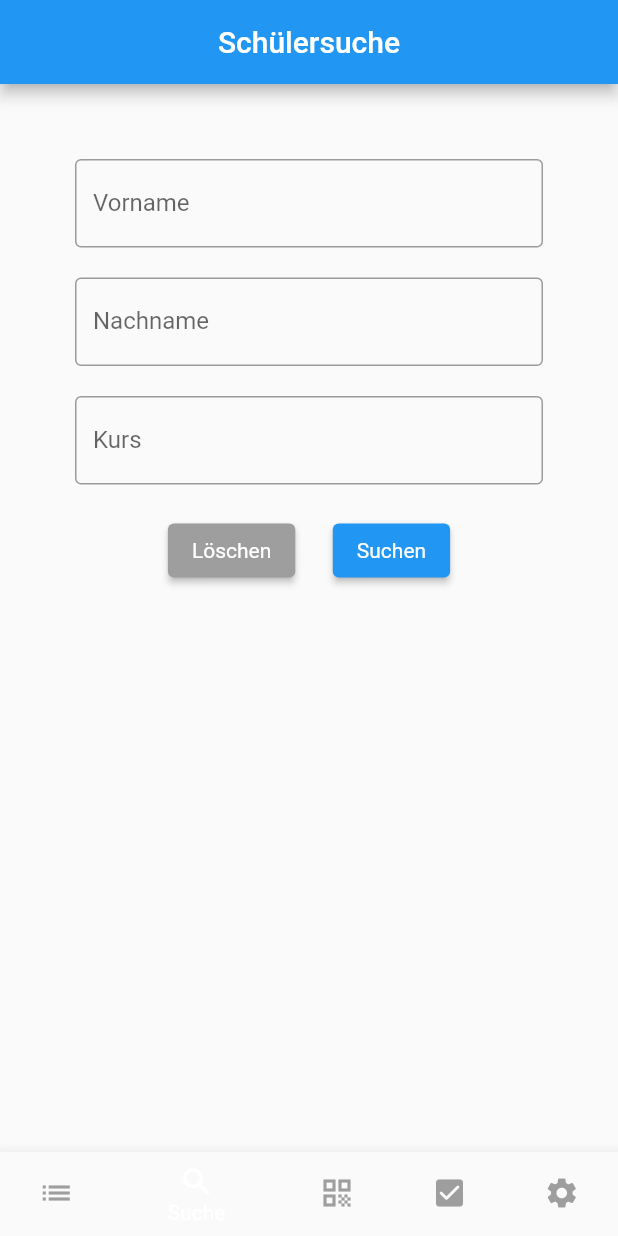
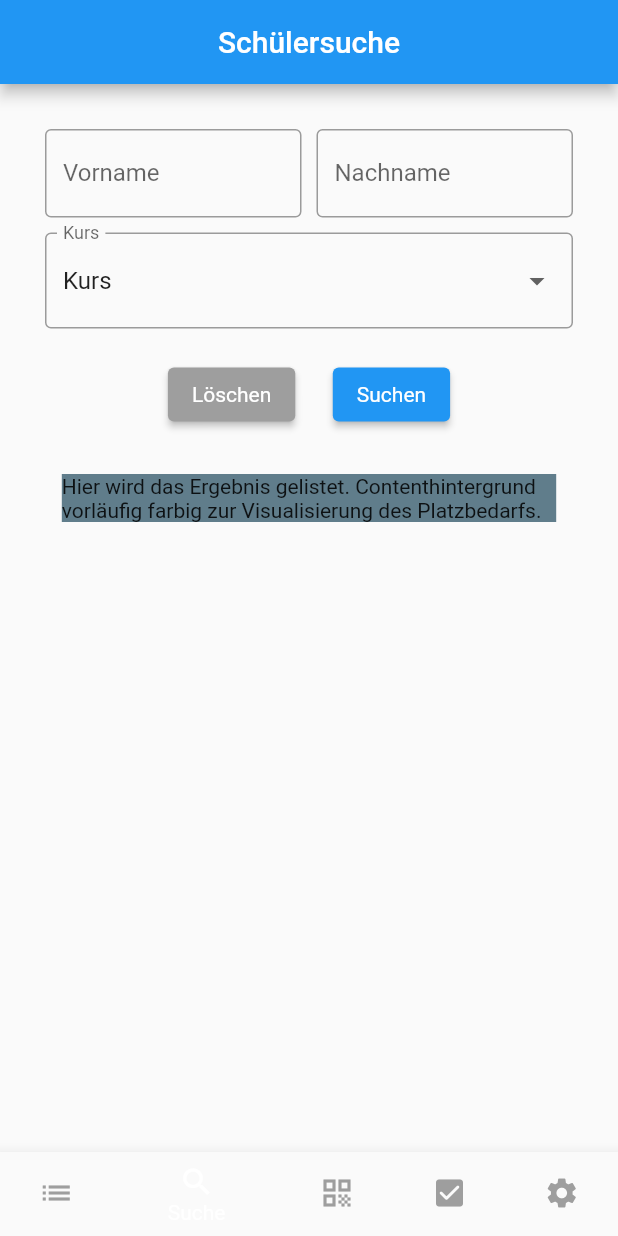
Before and after one commit to mofukommit/s-kursbiachle-flutter, a Flutter app: the screen it shows after launch, item 2 of the bottom bar chosen, on a phone screen of 412 x 824 dp. Run offline on Flutter 3.47's test engine with Material 2 defaults, Android fonts, the phone set to English and light mode, and no system bars; missing offline and left inert: image_picker_for_web, mobile_scanner; network calls fail; statements that could not run were skipped.

Commit message:
pupil searchform edited

```diff
--- a/lib/main.dart
+++ b/lib/main.dart
@@ -26,7 +26,7 @@ class MyApp extends StatelessWidget {
       // start app on page initialRoute
       initialRoute: '/',
       routes: <String, WidgetBuilder> {
-        "/search" : (BuildContext context) => Search(),
+        "/search" : (BuildContext context) => const Search(),
         "/course" : (BuildContext context) => const Course(),
         "/QrCodeScanner": (BuildContext context) => const QrCodeScanner(),
         "/closing" : (BuildContext context) => const Closing(),
--- a/lib/pages/course.dart
+++ b/lib/pages/course.dart
@@ -1,4 +1,5 @@
 import 'package:flutter/material.dart';
+
 import '../services/get_courses.dart';
 import '../services/json_courses.dart';
 
--- a/lib/pages/scanner.dart
+++ b/lib/pages/scanner.dart
@@ -57,7 +57,6 @@ class QrCodeScannerState extends State<QrCodeScanner>
                     dynamic result;
                     if (this.barcode != barcode.rawValue) {
                       this.barcode = barcode.rawValue;
-
                       try {
                         await controller.stop();
                         setState(() {
@@ -78,7 +77,6 @@ class QrCodeScannerState extends State<QrCodeScanner>
                       } on Exception catch (e) {
                         print(e);
                       }
-
                       print('${await result} #######################################');
                       if (await result == true) {
                         controller.start();
@@ -91,6 +89,7 @@ class QrCodeScannerState extends State<QrCodeScanner>
                 overlayColor: Colors.black.withOpacity(0.5),
               ),
               Column(
+                mainAxisAlignment: MainAxisAlignment.end,
                 children: [
                   Align(
                     alignment: Alignment.bottomCenter,
--- a/lib/pages/search.dart
+++ b/lib/pages/search.dart
@@ -8,12 +8,19 @@ class Search extends StatefulWidget {
 }
 
 class SearchState extends State<Search> {
-  @override
-  void initState() {
-    super.initState();
+  final _formKey = GlobalKey<FormState>();
+
+  //Dropdownmenü
+  String selectedValue = "Kurs";
+  List<DropdownMenuItem<String>> get dropdownItems{
+    List<DropdownMenuItem<String>> menuItems = [
+      const DropdownMenuItem(value: "Kurs", child: Text("Kurs")),
+      const DropdownMenuItem(value: "Zwergel-K", child: Text("Zwergel-K")),
+      const DropdownMenuItem(value: "Zwergerl-G1", child: Text("Zwergerl-G1")),
+      const DropdownMenuItem(value: "Zwergerl-G2-F", child: Text("Zwergerl-G2-F")),
+    ];
+    return menuItems;
   }
-
-  final _formKey = GlobalKey<FormState>();
 
   @override
   Widget build(BuildContext context) {
@@ -27,9 +34,13 @@ class SearchState extends State<Search> {
           child: Form(
             key: _formKey,
             child: Padding(
-              padding: const EdgeInsets.all(50),
+              padding: const EdgeInsets.all(30),
               child: Column(
-                mainAxisAlignment: MainAxisAlignment.start,
+                children: <Widget>[
+                  Row(
+                    children: <Widget>[
+                      Flexible(
+                          child: Column(
                             children: <Widget>[
                               TextFormField(
                                 keyboardType: TextInputType.text,
@@ -40,25 +51,41 @@ class SearchState extends State<Search> {
                                 ),
                                 validator: (value) {
                                   if (value!.isEmpty) {
-                        return 'Bitte einen Benutzernamen eingeben';
+                                    return 'Bitte einen Namen eintragen';
                                   }
                                   return null;
                                 },
+                              )
+                            ],
+                      )),
+                      const SizedBox(
+                        width: 10,
                       ),
-                  const SizedBox(height: 20),
-                  TextFormField(
+                      Expanded(
+                        child: TextFormField(
                           keyboardType: TextInputType.text,
                           decoration: const InputDecoration(
                             labelText: 'Nachname',
                             border: OutlineInputBorder(),
                           ),
                         ),
-                  const SizedBox(height: 20),
-                  TextFormField(
+                      ),
+                    ],
+                  ),
+                  const SizedBox(height: 10),
+                  DropdownButtonFormField(
                     decoration: const InputDecoration(
                       labelText: 'Kurs',
                       border: OutlineInputBorder(),
                     ),
+                    disabledHint: const Text("Keine Auswahl möglich"),
+                    value: selectedValue,
+                    onChanged: (String? newValue){
+                      setState(() {
+                          selectedValue = newValue!;
+                      });
+                    },
+                    items: dropdownItems,
                   ),
                   const SizedBox(height: 20),
                   Row(
@@ -69,7 +96,7 @@ class SearchState extends State<Search> {
                             primary: Colors.grey,
                             textStyle: const TextStyle(color: Colors.white)),
                         onPressed: () {
-                          // reset() setzt alle Felder wieder auf den Initalwert zurück.
+                          // reset() setzt alle Felder wieder auf den Initialwert zurück
                           _formKey.currentState!.reset();
                         },
                         child: const Text('Löschen'),
@@ -77,12 +104,14 @@ class SearchState extends State<Search> {
                       const SizedBox(width: 25),
                       ElevatedButton(
                         style: ElevatedButton.styleFrom(
-                            primary: Colors.blue,
+                            primary: Colors.kommit,
                             textStyle: const TextStyle(color: Colors.white)),
                         onPressed: () {
                           // Wenn alle Validatoren der Felder des Formulars gültig sind.
+                          // Todo: Min 1 Validator = true, aber egal welcher
                           if (_formKey.currentState!.validate()) {
-                            print("Formular ist gültig und kann verarbeitet werden");
+                            print(
+                                "Formular ist gültig und kann verarbeitet werden");
                           } else {
                             print("Formular ist nicht gültig");
                           }
@@ -90,6 +119,13 @@ class SearchState extends State<Search> {
                         child: const Text('Suchen'),
                       )
                     ],
+                  ),
+                  const SizedBox(height: 29),
+                  // Todo: Visibility & isLoaded für Suchergebnisse verwenden
+                  Container(
+                    color: Colors.blueGrey,
+                    width: MediaQuery.of(context).size.width * 0.80,
+                    child: const Text("Hier wird das Ergebnis gelistet. Contenthintergrund vorläufig farbig zur Visualisierung des Platzbedarfs."),
                   )
                 ],
               ),
```
Also changed, not shown: 1 other file. Lines whose indentation alone changed are shown as unchanged.
